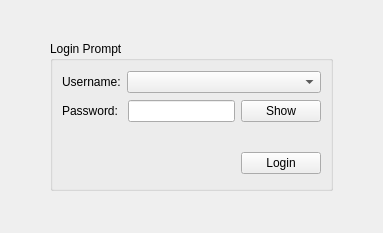
First picture: the form in ui_files/login_prompt.ui, repository sanath111/rbhus_clone, before the edit.
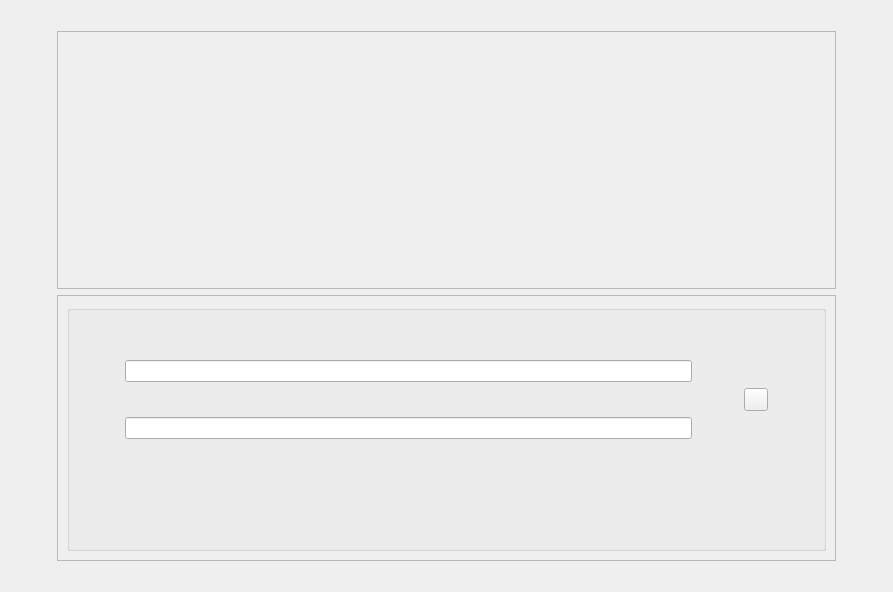
Second picture: the form after the edit.

```diff
--- a/ui_files/login_prompt.ui
+++ b/ui_files/login_prompt.ui
@@ -6,19 +6,22 @@
    <rect>
     <x>0</x>
     <y>0</y>
-    <width>383</width>
-    <height>233</height>
+    <width>893</width>
+    <height>592</height>
    </rect>
   </property>
   <property name="windowTitle">
    <string>Form</string>
   </property>
-  <layout class="QGridLayout" name="gridLayout">
-   <item row="1" column="0">
+  <layout class="QGridLayout" name="gridLayout_4">
+   <item row="1" column="0" rowspan="2">
     <spacer name="horizontalSpacer_2">
      <property name="orientation">
       <enum>Qt::Horizontal</enum>
      </property>
+     <property name="sizeType">
+      <enum>QSizePolicy::Preferred</enum>
+     </property>
      <property name="sizeHint" stdset="0">
       <size>
        <width>40</width>
@@ -27,111 +30,239 @@
      </property>
     </spacer>
    </item>
+   <item row="2" column="1">
+    <widget class="QFrame" name="frame_2">
+     <property name="sizePolicy">
+      <sizepolicy hsizetype="Expanding" vsizetype="Expanding">
+       <horstretch>0</horstretch>
+       <verstretch>0</verstretch>
+      </sizepolicy>
+     </property>
+     <property name="frameShape">
+      <enum>QFrame::StyledPanel</enum>
+     </property>
+     <property name="frameShadow">
+      <enum>QFrame::Raised</enum>
+     </property>
+     <layout class="QGridLayout" name="gridLayout">
+      <item row="0" column="0">
+       <widget class="QGroupBox" name="group_box">
+        <property name="sizePolicy">
+         <sizepolicy hsizetype="Expanding" vsizetype="Expanding">
+          <horstretch>0</horstretch>
+          <verstretch>0</verstretch>
+         </sizepolicy>
+        </property>
+        <property name="minimumSize">
+         <size>
+          <width>300</width>
+          <height>150</height>
+         </size>
+        </property>
+        <property name="title">
+         <string/>
+        </property>
+        <layout class="QGridLayout" name="gridLayout_2">
+         <item row="4" column="0" colspan="5">
+          <spacer name="verticalSpacer_4">
+           <property name="orientation">
+            <enum>Qt::Vertical</enum>
+           </property>
+           <property name="sizeType">
+            <enum>QSizePolicy::Preferred</enum>
+           </property>
+           <property name="sizeHint" stdset="0">
+            <size>
+             <width>20</width>
+             <height>40</height>
+            </size>
+           </property>
+          </spacer>
+         </item>
+         <item row="2" column="3">
+          <widget class="QToolButton" name="login_button">
+           <property name="minimumSize">
+            <size>
+             <width>0</width>
+             <height>0</height>
+            </size>
+           </property>
+           <property name="text">
+            <string/>
+           </property>
+          </widget>
+         </item>
+         <item row="3" column="1">
+          <widget class="QLineEdit" name="password">
+           <property name="focusPolicy">
+            <enum>Qt::StrongFocus</enum>
+           </property>
+           <property name="echoMode">
+            <enum>QLineEdit::Password</enum>
+           </property>
+           <property name="alignment">
+            <set>Qt::AlignCenter</set>
+           </property>
+          </widget>
+         </item>
+         <item row="1" column="1">
+          <widget class="QLineEdit" name="username">
+           <property name="focusPolicy">
+            <enum>Qt::StrongFocus</enum>
+           </property>
+           <property name="echoMode">
+            <enum>QLineEdit::Normal</enum>
+           </property>
+           <property name="alignment">
+            <set>Qt::AlignCenter</set>
+           </property>
+          </widget>
+         </item>
+         <item row="6" column="0" colspan="5">
+          <spacer name="verticalSpacer_3">
+           <property name="orientation">
+            <enum>Qt::Vertical</enum>
+           </property>
+           <property name="sizeType">
+            <enum>QSizePolicy::Preferred</enum>
+           </property>
+           <property name="sizeHint" stdset="0">
+            <size>
+             <width>20</width>
+             <height>40</height>
+            </size>
+           </property>
+          </spacer>
+         </item>
+         <item row="2" column="0">
+          <spacer name="horizontalSpacer_5">
+           <property name="orientation">
+            <enum>Qt::Horizontal</enum>
+           </property>
+           <property name="sizeType">
+            <enum>QSizePolicy::Preferred</enum>
+           </property>
+           <property name="sizeHint" stdset="0">
+            <size>
+             <width>40</width>
+             <height>20</height>
+            </size>
+           </property>
+          </spacer>
+         </item>
+         <item row="2" column="2">
+          <spacer name="horizontalSpacer_7">
+           <property name="orientation">
+            <enum>Qt::Horizontal</enum>
+           </property>
+           <property name="sizeType">
+            <enum>QSizePolicy::Preferred</enum>
+           </property>
+           <property name="sizeHint" stdset="0">
+            <size>
+             <width>40</width>
+             <height>20</height>
+            </size>
+           </property>
+          </spacer>
+         </item>
+         <item row="2" column="4">
+          <spacer name="horizontalSpacer_6">
+           <property name="orientation">
+            <enum>Qt::Horizontal</enum>
+           </property>
+           <property name="sizeType">
+            <enum>QSizePolicy::Preferred</enum>
+           </property>
+           <property name="sizeHint" stdset="0">
+            <size>
+             <width>40</width>
+             <height>20</height>
+            </size>
+           </property>
+          </spacer>
+         </item>
+         <item row="0" column="0" colspan="5">
+          <spacer name="verticalSpacer">
+           <property name="orientation">
+            <enum>Qt::Vertical</enum>
+           </property>
+           <property name="sizeType">
+            <enum>QSizePolicy::Preferred</enum>
+           </property>
+           <property name="sizeHint" stdset="0">
+            <size>
+             <width>20</width>
+             <height>40</height>
+            </size>
+           </property>
+          </spacer>
+         </item>
+         <item row="5" column="0" colspan="3">
+          <widget class="QLabel" name="messageLabel">
+           <property name="maximumSize">
+            <size>
+             <width>16777215</width>
+             <height>16</height>
+            </size>
+           </property>
+           <property name="text">
+            <string/>
+           </property>
+           <property name="alignment">
+            <set>Qt::AlignCenter</set>
+           </property>
+          </widget>
+         </item>
+        </layout>
+       </widget>
+      </item>
+     </layout>
+    </widget>
+   </item>
+   <item row="5" column="0" colspan="3">
+    <spacer name="verticalSpacer_2">
+     <property name="orientation">
+      <enum>Qt::Vertical</enum>
+     </property>
+     <property name="sizeType">
+      <enum>QSizePolicy::Fixed</enum>
+     </property>
+     <property name="sizeHint" stdset="0">
+      <size>
+       <width>20</width>
+       <height>20</height>
+      </size>
+     </property>
+    </spacer>
+   </item>
    <item row="1" column="1">
-    <widget class="QGroupBox" name="groupBox">
-     <property name="minimumSize">
-      <size>
-       <width>250</width>
-       <height>150</height>
-      </size>
+    <widget class="QFrame" name="frame">
+     <property name="sizePolicy">
+      <sizepolicy hsizetype="Expanding" vsizetype="Expanding">
+       <horstretch>0</horstretch>
+       <verstretch>0</verstretch>
+      </sizepolicy>
      </property>
-     <property name="title">
-      <string>Login Prompt</string>
+     <property name="frameShape">
+      <enum>QFrame::StyledPanel</enum>
      </property>
-     <layout class="QGridLayout" name="gridLayout_2">
-      <item row="3" column="1">
-       <widget class="QPushButton" name="loginButton">
-        <property name="focusPolicy">
-         <enum>Qt::StrongFocus</enum>
+     <property name="frameShadow">
+      <enum>QFrame::Raised</enum>
+     </property>
+     <layout class="QGridLayout" name="gridLayout_3">
+      <item row="0" column="1">
+       <widget class="QLabel" name="logo_label">
+        <property name="sizePolicy">
+         <sizepolicy hsizetype="Expanding" vsizetype="Expanding">
+          <horstretch>0</horstretch>
+          <verstretch>0</verstretch>
+         </sizepolicy>
         </property>
-        <property name="text">
-         <string>Login</string>
-        </property>
-       </widget>
-      </item>
-      <item row="3" column="0">
-       <spacer name="horizontalSpacer">
-        <property name="orientation">
-         <enum>Qt::Horizontal</enum>
-        </property>
-        <property name="sizeHint" stdset="0">
+        <property name="minimumSize">
          <size>
-          <width>40</width>
-          <height>20</height>
-         </size>
-        </property>
-       </spacer>
-      </item>
-      <item row="0" column="0" colspan="2">
-       <layout class="QHBoxLayout" name="horizontalLayout">
-        <item>
-         <widget class="QLabel" name="label">
-          <property name="sizePolicy">
-           <sizepolicy hsizetype="Minimum" vsizetype="Preferred">
-            <horstretch>0</horstretch>
-            <verstretch>0</verstretch>
-           </sizepolicy>
-          </property>
-          <property name="text">
-           <string>Username:</string>
-          </property>
-         </widget>
-        </item>
-        <item>
-          <widget class="QComboBox" name="username">
-           <property name="focusPolicy">
-            <enum>Qt::StrongFocus</enum>
-           </property>
-           <property name="sizePolicy">
-           <sizepolicy hsizetype="MinimumExpanding" vsizetype="Fixed">
-            <horstretch>0</horstretch>
-            <verstretch>0</verstretch>
-           </sizepolicy>
-          </property>
-          </widget>
-        </item>
-       </layout>
-      </item>
-      <item row="1" column="0" colspan="2">
-       <layout class="QHBoxLayout" name="horizontalLayout_2">
-        <item>
-         <widget class="QLabel" name="label_2">
-          <property name="sizePolicy">
-           <sizepolicy hsizetype="Minimum" vsizetype="Preferred">
-            <horstretch>0</horstretch>
-            <verstretch>0</verstretch>
-           </sizepolicy>
-          </property>
-          <property name="text">
-           <string>Password: </string>
-          </property>
-         </widget>
-        </item>
-        <item>
-         <widget class="QLineEdit" name="password">
-          <property name="focusPolicy">
-           <enum>Qt::StrongFocus</enum>
-          </property>
-          <property name="echoMode">
-           <enum>QLineEdit::Password</enum>
-          </property>
-         </widget>
-        </item>
-        <item>
-         <widget class="QPushButton" name="toggle_button">
-          <property name="text">
-           <string>Show</string>
-          </property>
-         </widget>
-        </item>
-       </layout>
-      </item>
-      <item row="2" column="0" colspan="2">
-       <widget class="QLabel" name="messageLabel">
-        <property name="maximumSize">
-         <size>
-          <width>16777215</width>
-          <height>16</height>
+          <width>100</width>
+          <height>100</height>
          </size>
         </property>
         <property name="text">
@@ -142,40 +273,59 @@
         </property>
        </widget>
       </item>
+      <item row="0" column="0">
+       <spacer name="horizontalSpacer">
+        <property name="orientation">
+         <enum>Qt::Horizontal</enum>
+        </property>
+        <property name="sizeHint" stdset="0">
+         <size>
+          <width>40</width>
+          <height>20</height>
+         </size>
+        </property>
+       </spacer>
+      </item>
+      <item row="0" column="2">
+       <spacer name="horizontalSpacer_4">
+        <property name="orientation">
+         <enum>Qt::Horizontal</enum>
+        </property>
+        <property name="sizeHint" stdset="0">
+         <size>
+          <width>40</width>
+          <height>20</height>
+         </size>
+        </property>
+       </spacer>
+      </item>
      </layout>
     </widget>
    </item>
-   <item row="0" column="1">
-    <spacer name="verticalSpacer">
+   <item row="0" column="0" colspan="3">
+    <spacer name="verticalSpacer_5">
      <property name="orientation">
       <enum>Qt::Vertical</enum>
      </property>
-     <property name="sizeHint" stdset="0">
-      <size>
-       <width>20</width>
-       <height>40</height>
-      </size>
+     <property name="sizeType">
+      <enum>QSizePolicy::Fixed</enum>
      </property>
-    </spacer>
-   </item>
-   <item row="2" column="1">
-    <spacer name="verticalSpacer_2">
-     <property name="orientation">
-      <enum>Qt::Vertical</enum>
-     </property>
      <property name="sizeHint" stdset="0">
       <size>
        <width>20</width>
-       <height>40</height>
+       <height>20</height>
       </size>
      </property>
     </spacer>
    </item>
-   <item row="1" column="2">
+   <item row="1" column="2" rowspan="2">
     <spacer name="horizontalSpacer_3">
      <property name="orientation">
       <enum>Qt::Horizontal</enum>
      </property>
+     <property name="sizeType">
+      <enum>QSizePolicy::Preferred</enum>
+     </property>
      <property name="sizeHint" stdset="0">
       <size>
        <width>40</width>
```
Left out of the diff: 4 changed lines with no effect on the pictures.
